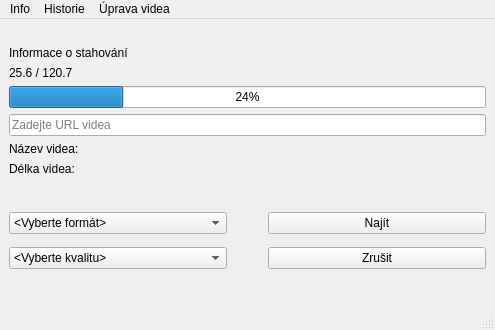
Qt form mainwindow.ui (RxiPland/y2mate_desktop) before a commit.
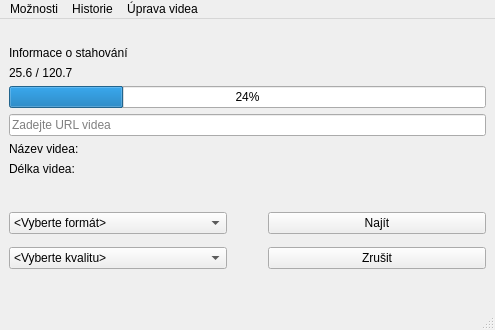
The same form after that commit. Icons and pictures are not drawn.

What changed in the file:
```diff
--- a/mainwindow.ui
+++ b/mainwindow.ui
@@ -230,7 +230,7 @@
    </property>
    <widget class="QMenu" name="menuInfo">
     <property name="title">
-     <string>Info</string>
+     <string>Možnosti</string>
     </property>
     <addaction name="actiony2mate_com"/>
     <addaction name="actionzdrojovy_kod"/>
```
Left out of the diff: 14 changed lines with no effect on the pictures.
